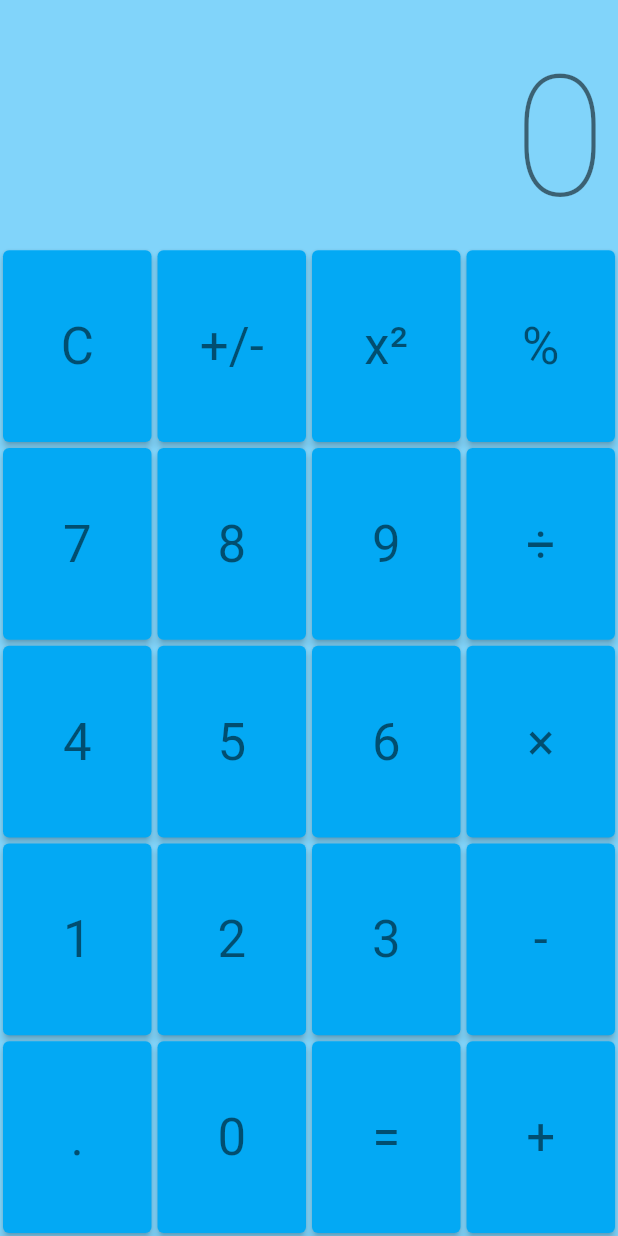
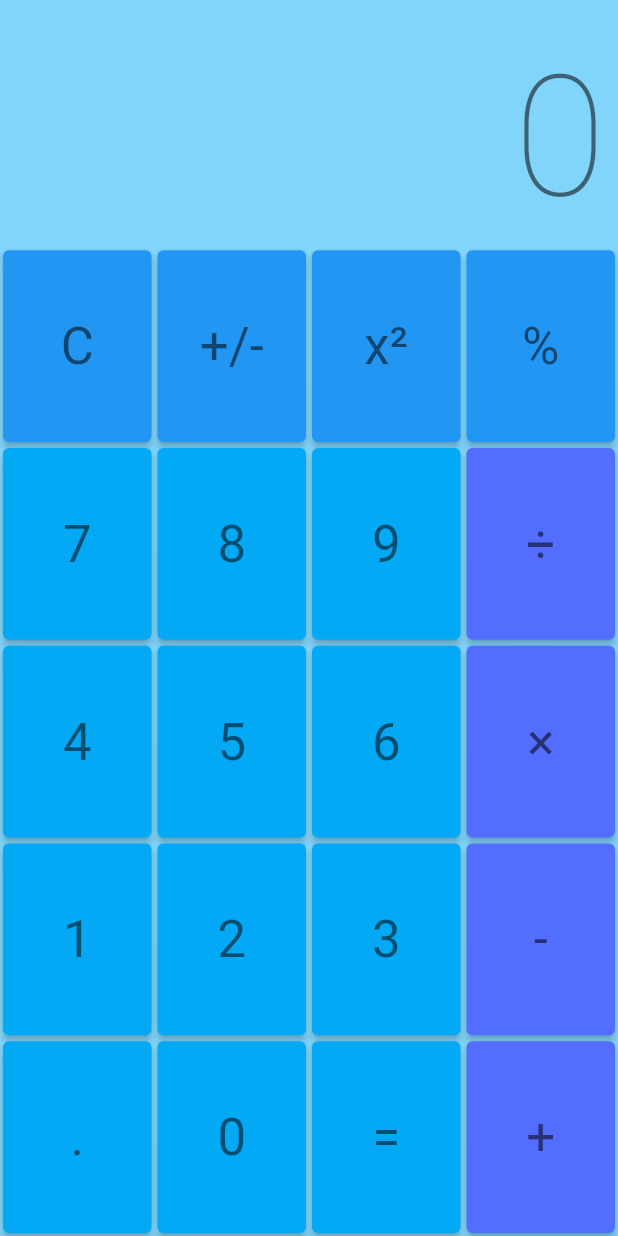
Before and after one commit to jvigneshcs/flutter-basic-calculator, a Flutter app: the screen it shows after launch, on a phone screen of 412 x 824 dp. Run offline on Flutter 3.47's test engine with Material 2 defaults, Android fonts, the phone set to English and light mode, and no system bars; drawn by our look-alikes of auto_size_text.

Commit message:
Button style UI changes

```diff
--- a/lib/src/models/displayHandlers/CalcDisplayIOHandler.dart
+++ b/lib/src/models/displayHandlers/CalcDisplayIOHandler.dart
@@ -1,5 +1,3 @@
-import 'dart:developer';
-
 import 'package:calculator/src/abstracts/CalcDisplayIOHandleable.dart';
 import 'package:calculator/src/abstracts/CalcDisplayable.dart';
 import 'package:calculator/src/models/enums/InputType.dart';
--- /dev/null
+++ b/lib/src/models/sub_classes/MyThemeData.dart
@@ -0,0 +1,32 @@
+import 'package:flutter/material.dart';
+
+@immutable
+class MyThemeData {
+  MyThemeData({
+    required this.themeDataLight,
+    required this.themeDataDark,
+    required this.primaryContrastColorLight,
+    required this.primaryContrastColorDark,
+    required this.secondaryColorLight,
+    required this.secondaryColorDark,
+  });
+
+  final ThemeData themeDataLight;
+  final ThemeData themeDataDark;
+  final Color primaryContrastColorLight;
+  final Color primaryContrastColorDark;
+  final Color secondaryColorLight;
+  final Color secondaryColorDark;
+
+  Color primaryContrastColor({required ThemeMode mode}) {
+    return mode == ThemeMode.light
+        ? this.primaryContrastColorLight
+        : this.primaryContrastColorDark;
+  }
+
+  Color secondaryColor({required ThemeMode mode}) {
+    return mode == ThemeMode.light
+        ? this.secondaryColorLight
+        : this.secondaryColorDark;
+  }
+}
--- a/lib/src/widgets/stateful/MyHomePage.dart
+++ b/lib/src/widgets/stateful/MyHomePage.dart
@@ -1,13 +1,16 @@
 import 'package:calculator/src/abstracts/CalcDisplayIOHandleable.dart';
 import 'package:calculator/src/models/displayHandlers/CalcDisplayIOHandler.dart';
+import 'package:calculator/src/models/sub_classes/MyThemeData.dart';
 import 'package:calculator/src/widgets/stateful/CalcDisplay.dart';
 import 'package:calculator/src/widgets/stateless/CalculatorLandscape.dart';
 import 'package:calculator/src/widgets/stateless/CalculatorPortrait.dart';
 import 'package:flutter/material.dart';
 
 class MyHomePage extends StatefulWidget {
+  MyHomePage({required MyThemeData themeData}) : this._themeData = themeData;
   @override
   _MyHomePageState createState() => _MyHomePageState();
+  final MyThemeData _themeData;
 }
 
 class _MyHomePageState extends State<MyHomePage> {
@@ -25,14 +28,18 @@ class _MyHomePageState extends State<MyHomePage> {
               this._handleIOHandler();
               if (orientation == Orientation.portrait) {
                 return CalculatorPortrait(
-                    displayContainer:
-                        this._displayContainer(this._currentDisplay!),
-                    ioHandler: this._ioHandler!);
+                  displayContainer:
+                      this._displayContainer(this._currentDisplay!),
+                  ioHandler: this._ioHandler!,
+                  themeData: this.widget._themeData,
+                );
               } else {
                 return CalculatorLandscape(
-                    displayContainer:
-                        this._displayContainer(this._currentDisplay!),
-                    ioHandler: this._ioHandler!);
+                  displayContainer:
+                      this._displayContainer(this._currentDisplay!),
+                  ioHandler: this._ioHandler!,
+                  themeData: this.widget._themeData,
+                );
               }
             },
           ),
--- a/lib/src/widgets/stateless/CalcButton.dart
+++ b/lib/src/widgets/stateless/CalcButton.dart
@@ -1,20 +1,27 @@
 import 'package:flutter/material.dart';
 
 class CalcButton extends StatelessWidget {
-  CalcButton({Key? key, required String title, required VoidCallback? onPressed, int flex = 1}):
-        _title = title,
-        _onPressed = onPressed,
-        _flex = flex,
+  CalcButton(
+      {Key? key,
+      required String title,
+      required VoidCallback? onPressed,
+      int flex = 1,
+      ButtonStyle? style})
+      : this._title = title,
+        this._onPressed = onPressed,
+        this._flex = flex,
+        this._style = style,
         super(key: key);
 
   final String _title;
   final VoidCallback? _onPressed;
   final int _flex;
+  final ButtonStyle? _style;
 
   @override
   Widget build(BuildContext context) {
     return Expanded(
-      flex: this._flex,
+        flex: this._flex,
         child: Padding(
           padding: EdgeInsets.all(2),
           child: ElevatedButton(
@@ -23,9 +30,8 @@ class CalcButton extends StatelessWidget {
               style: Theme.of(context).textTheme.headline4,
             ),
             onPressed: this._onPressed,
+            style: this._style,
           ),
-        )
-    );
+        ));
   }
-
 }
--- a/lib/src/widgets/stateless/CalcNumberButton.dart
+++ b/lib/src/widgets/stateless/CalcNumberButton.dart
@@ -3,8 +3,17 @@ import 'package:calculator/src/widgets/stateless/CalcButton.dart';
 import 'package:flutter/material.dart';
 
 class CalcNumberButton extends CalcButton {
-  CalcNumberButton({Key? key, required int number, required CalcDisplayIOHandleable ioHandler}) :
-        super(key: key, title: number.toString(), onPressed: () {
-          ioHandler.didTapNumber(number: number);
-        });
+  CalcNumberButton({
+    Key? key,
+    required int number,
+    required CalcDisplayIOHandleable ioHandler,
+    ButtonStyle? style,
+  }) : super(
+          key: key,
+          title: number.toString(),
+          onPressed: () {
+            ioHandler.didTapNumber(number: number);
+          },
+          style: style,
+        );
 }
--- a/lib/src/widgets/stateless/CalcOperatorButton.dart
+++ b/lib/src/widgets/stateless/CalcOperatorButton.dart
@@ -4,8 +4,17 @@ import 'package:calculator/src/widgets/stateless/CalcButton.dart';
 import 'package:flutter/material.dart';
 
 class CalcOperatorButton extends CalcButton {
-  CalcOperatorButton({Key? key, required OperationType operator, required CalcDisplayIOHandleable ioHandler}) :
-        super(key: key, title: operator.symbol, onPressed: () {
-          ioHandler.didTapOperator(operator: operator);
-        });
+  CalcOperatorButton({
+    Key? key,
+    required OperationType operator,
+    required CalcDisplayIOHandleable ioHandler,
+    ButtonStyle? style,
+  }) : super(
+          key: key,
+          title: operator.symbol,
+          onPressed: () {
+            ioHandler.didTapOperator(operator: operator);
+          },
+          style: style,
+        );
 }
--- a/lib/src/widgets/stateless/CalculatorLandscape.dart
+++ b/lib/src/widgets/stateless/CalculatorLandscape.dart
@@ -1,5 +1,6 @@
 import 'package:calculator/src/abstracts/CalcDisplayIOHandleable.dart';
 import 'package:calculator/src/models/enums/OperationType.dart';
+import 'package:calculator/src/models/sub_classes/MyThemeData.dart';
 import 'package:flutter/material.dart';
 
 import 'CalcButton.dart';
@@ -7,19 +8,31 @@ import 'CalcNumberButton.dart';
 import 'CalcOperatorButton.dart';
 
 class CalculatorLandscape extends StatelessWidget {
-  CalculatorLandscape(
-      {Key? key,
-        required Widget displayContainer,
-        required CalcDisplayIOHandleable ioHandler})
-      : this._displayContainer = displayContainer,
+  CalculatorLandscape({
+    Key? key,
+    required Widget displayContainer,
+    required CalcDisplayIOHandleable ioHandler,
+    required MyThemeData themeData,
+  })  : this._displayContainer = displayContainer,
         this._ioHandler = ioHandler,
+        this._themeData = themeData,
         super(key: key);
 
   final Widget _displayContainer;
   final CalcDisplayIOHandleable _ioHandler;
+  final MyThemeData _themeData;
 
   @override
   Widget build(BuildContext context) {
+    final brightness = MediaQuery.of(context).platformBrightness;
+    final isDarkMode = brightness == Brightness.dark;
+    final mode = isDarkMode ? ThemeMode.dark : ThemeMode.light;
+    final contrastStyle = ElevatedButton.styleFrom(
+      primary: this._themeData.primaryContrastColor(mode: mode),
+    );
+    final secondaryStyle = ElevatedButton.styleFrom(
+      primary: this._themeData.secondaryColor(mode: mode),
+    );
     return Column(
       children: [
         Expanded(
@@ -39,24 +52,29 @@ class CalculatorLandscape extends StatelessWidget {
                       onPressed: () {
                         this._ioHandler.didTapClearAll();
                       },
+                      style: secondaryStyle,
                     ),
                     CalcOperatorButton(
                       operator: OperationType.square,
                       ioHandler: this._ioHandler,
+                      style: secondaryStyle,
                     ),
                     CalcButton(
                       title: '+/-',
                       onPressed: () {
                         this._ioHandler.didTapSwitchSign();
                       },
+                      style: secondaryStyle,
                     ),
                     CalcOperatorButton(
                       operator: OperationType.percentage,
                       ioHandler: this._ioHandler,
+                      style: secondaryStyle,
                     ),
                     CalcOperatorButton(
-                        operator: OperationType.division,
-                        ioHandler: this._ioHandler
+                      operator: OperationType.division,
+                      ioHandler: this._ioHandler,
+                      style: contrastStyle,
                     ),
                   ],
                 ),
@@ -82,8 +100,9 @@ class CalculatorLandscape extends StatelessWidget {
                       ioHandler: this._ioHandler,
                     ),
                     CalcOperatorButton(
-                        operator: OperationType.multiplication,
-                        ioHandler: this._ioHandler
+                      operator: OperationType.multiplication,
+                      ioHandler: this._ioHandler,
+                      style: contrastStyle,
                     ),
                   ],
                 ),
@@ -109,8 +128,9 @@ class CalculatorLandscape extends StatelessWidget {
                       ioHandler: this._ioHandler,
                     ),
                     CalcOperatorButton(
-                        operator: OperationType.subtraction,
-                        ioHandler: this._ioHandler
+                      operator: OperationType.subtraction,
+                      ioHandler: this._ioHandler,
+                      style: contrastStyle,
                     ),
                   ],
                 ),
@@ -140,8 +160,9 @@ class CalculatorLandscape extends StatelessWidget {
                       },
                     ),
                     CalcOperatorButton(
-                        operator: OperationType.addition,
-                        ioHandler: this._ioHandler
+                      operator: OperationType.addition,
+                      ioHandler: this._ioHandler,
+                      style: contrastStyle,
                     ),
                   ],
                 ),
--- a/lib/src/widgets/stateless/CalculatorPortrait.dart
+++ b/lib/src/widgets/stateless/CalculatorPortrait.dart
@@ -1,5 +1,6 @@
 import 'package:calculator/src/abstracts/CalcDisplayIOHandleable.dart';
 import 'package:calculator/src/models/enums/OperationType.dart';
+import 'package:calculator/src/models/sub_classes/MyThemeData.dart';
 import 'package:flutter/material.dart';
 
 import 'CalcButton.dart';
@@ -7,19 +8,31 @@ import 'CalcNumberButton.dart';
 import 'CalcOperatorButton.dart';
 
 class CalculatorPortrait extends StatelessWidget {
-  CalculatorPortrait(
-      {Key? key,
-      required Widget displayContainer,
-      required CalcDisplayIOHandleable ioHandler})
-      : this._displayContainer = displayContainer,
+  CalculatorPortrait({
+    Key? key,
+    required Widget displayContainer,
+    required CalcDisplayIOHandleable ioHandler,
+    required MyThemeData themeData,
+  })  : this._displayContainer = displayContainer,
         this._ioHandler = ioHandler,
+        this._themeData = themeData,
         super(key: key);
 
   final Widget _displayContainer;
   final CalcDisplayIOHandleable _ioHandler;
+  final MyThemeData _themeData;
 
   @override
   Widget build(BuildContext context) {
+    final brightness = MediaQuery.of(context).platformBrightness;
+    final isDarkMode = brightness == Brightness.dark;
+    final mode = isDarkMode ? ThemeMode.dark : ThemeMode.light;
+    final contrastStyle = ElevatedButton.styleFrom(
+      primary: this._themeData.primaryContrastColor(mode: mode),
+    );
+    final secondaryStyle = ElevatedButton.styleFrom(
+      primary: this._themeData.secondaryColor(mode: mode),
+    );
     return Column(
       children: [
         Expanded(
@@ -39,20 +52,24 @@ class CalculatorPortrait extends StatelessWidget {
                       onPressed: () {
                         this._ioHandler.didTapClearAll();
                       },
+                      style: secondaryStyle,
                     ),
                     CalcButton(
                       title: '+/-',
                       onPressed: () {
                         this._ioHandler.didTapSwitchSign();
                       },
+                      style: secondaryStyle,
                     ),
                     CalcOperatorButton(
                       operator: OperationType.square,
                       ioHandler: this._ioHandler,
+                      style: secondaryStyle,
                     ),
                     CalcOperatorButton(
                       operator: OperationType.percentage,
                       ioHandler: this._ioHandler,
+                      style: secondaryStyle,
                     ),
                   ],
                 ),
@@ -74,8 +91,10 @@ class CalculatorPortrait extends StatelessWidget {
                       ioHandler: this._ioHandler,
                     ),
                     CalcOperatorButton(
-                        operator: OperationType.division,
-                        ioHandler: this._ioHandler),
+                      operator: OperationType.division,
+                      ioHandler: this._ioHandler,
+                      style: contrastStyle,
+                    ),
                   ],
                 ),
               ),
@@ -96,8 +115,10 @@ class CalculatorPortrait extends StatelessWidget {
                       ioHandler: this._ioHandler,
                     ),
                     CalcOperatorButton(
-                        operator: OperationType.multiplication,
-                        ioHandler: this._ioHandler),
+                      operator: OperationType.multiplication,
+                      ioHandler: this._ioHandler,
+                      style: contrastStyle,
+                    ),
                   ],
                 ),
               ),
@@ -118,8 +139,10 @@ class CalculatorPortrait extends StatelessWidget {
                       ioHandler: this._ioHandler,
                     ),
                     CalcOperatorButton(
-                        operator: OperationType.subtraction,
-                        ioHandler: this._ioHandler),
+                      operator: OperationType.subtraction,
+                      ioHandler: this._ioHandler,
+                      style: contrastStyle,
+                    ),
                   ],
                 ),
               ),
@@ -144,8 +167,10 @@ class CalculatorPortrait extends StatelessWidget {
                       },
                     ),
                     CalcOperatorButton(
-                        operator: OperationType.addition,
-                        ioHandler: this._ioHandler),
+                      operator: OperationType.addition,
+                      ioHandler: this._ioHandler,
+                      style: contrastStyle,
+                    ),
                   ],
                 ),
               ),
--- a/lib/src/widgets/stateless/MyApp.dart
+++ b/lib/src/widgets/stateless/MyApp.dart
@@ -1,3 +1,4 @@
+import 'package:calculator/src/models/sub_classes/MyThemeData.dart';
 import 'package:calculator/src/widgets/stateful/MyHomePage.dart';
 import 'package:flutter/material.dart';
 
@@ -5,18 +6,28 @@ class MyApp extends StatelessWidget {
   // This widget is the root of your application.
   @override
   Widget build(BuildContext context) {
-    return MaterialApp(
-      title: 'Calculator',
-      theme: ThemeData(
+    final themeData = MyThemeData(
+      themeDataLight: ThemeData(
         brightness: Brightness.light,
         primarySwatch: Colors.lightBlue,
       ),
-      darkTheme: ThemeData(
+      themeDataDark: ThemeData(
         brightness: Brightness.dark,
         primarySwatch: Colors.teal,
       ),
+      primaryContrastColorLight: Colors.indigoAccent,
+      primaryContrastColorDark: Colors.redAccent,
+      secondaryColorLight: Colors.blue,
+      secondaryColorDark: Colors.tealAccent,
+    );
+    return MaterialApp(
+      title: 'Calculator',
+      theme: themeData.themeDataLight,
+      darkTheme: themeData.themeDataDark,
       themeMode: ThemeMode.system,
-      home: MyHomePage(),
+      home: MyHomePage(
+        themeData: themeData,
+      ),
     );
   }
 }
```
